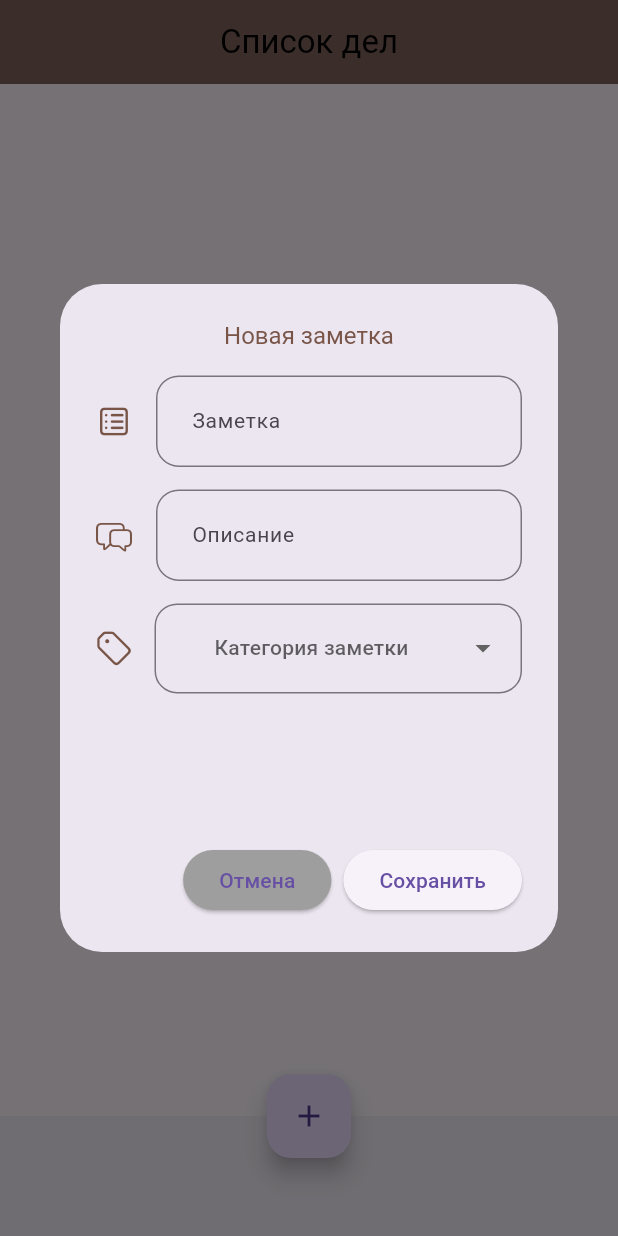
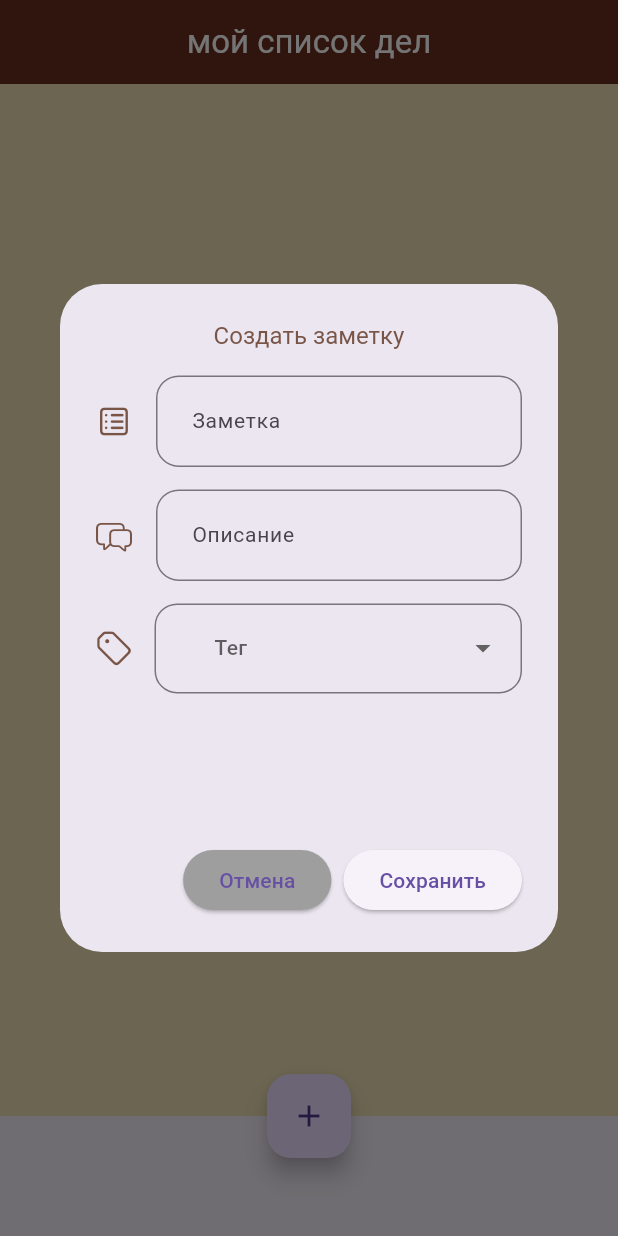
Before and after one commit to dareyos/rt, a Flutter app: the screen it shows after launch, after a tap on the "add" icon, on a phone screen of 412 x 824 dp. Run offline on Flutter 3.47's test engine with Material 3 defaults, Android fonts, the phone set to English and light mode, and no system bars; our stand-ins replace cloud_firestore, dropdown_button2, firebase_core; accounts and stored records are empty.

```diff
--- a/lib/main.dart
+++ b/lib/main.dart
@@ -2,7 +2,7 @@ import 'package:firebase_core/firebase_core.dart';
 import 'package:flutter/material.dart';
 import 'package:rt/firebase_options.dart';
 import 'views/home.dart';
-import 'package:flutter/services.dart';
+//import 'package:flutter/services.dart';
 
 
 Future main() async {
--- a/lib/views/home.dart
+++ b/lib/views/home.dart
@@ -16,10 +16,11 @@ class _HomeScreenState extends State<HomeScreen> {
   @override
   Widget build(BuildContext context) {
     return Scaffold(
+      backgroundColor: const Color.fromARGB(255, 235, 220, 178),
       appBar: AppBar(
-        backgroundColor: const Color.fromARGB(255, 128, 99, 89),
+        backgroundColor: const Color.fromARGB(255, 102, 46, 28),
         centerTitle: true,
-        title: const Text("Список дел", style: TextStyle(color: Colors.black),),
+        title: const Text("мой список дел", style: TextStyle(color: Colors.white),),
       ),
       extendBody: true,
       floatingActionButtonLocation: FloatingActionButtonLocation.centerDocked,
--- a/lib/views/tasks.dart
+++ b/lib/views/tasks.dart
@@ -30,9 +30,9 @@ class _TasksState extends State<Tasks> {
                 Map<String, dynamic> data = document.data()! as Map<String, dynamic>;
                 Color taskColor = AppColors.blueShadeColor;
                 var taskTag = data['taskTag'];
-                if (taskTag == 'Жизнь') {
+                if (taskTag == 'Дела по учебе/работе') {
                   taskColor = AppColors.salmonColor;
-                } else if (taskTag == 'Университет') {
+                } else if (taskTag == 'Дела по дому') {
                   taskColor = AppColors.greenShadeColor;
                 }
                 return Container(
@@ -68,7 +68,7 @@ class _TasksState extends State<Tasks> {
                           PopupMenuItem(
                             value: 'edit',
                             child: const Text(
-                              'Изменить',
+                              'Редактировать',
                               style: TextStyle(fontSize: 13.0),
                             ),
                             onTap: () {
--- a/lib/widgets/add_task_dialog.dart
+++ b/lib/widgets/add_task_dialog.dart
@@ -15,7 +15,7 @@ class AddTaskAlertDialog extends StatefulWidget {
 class _AddTaskAlertDialogState extends State<AddTaskAlertDialog> {
   final TextEditingController taskNameController = TextEditingController();
   final TextEditingController taskDescController = TextEditingController();
-  final List<String> taskTags = ['Жизнь', 'Университет', 'Другое'];
+  final List<String> taskTags = ['Дела по учебе/работе', 'Дела по дому', 'Другие дела'];
   late String selectedValue = '';
 
   @override
@@ -25,7 +25,7 @@ class _AddTaskAlertDialogState extends State<AddTaskAlertDialog> {
     return AlertDialog(
       scrollable: true,
       title: const Text(
-        'Новая заметка',
+        'Создать заметку',
         textAlign: TextAlign.center,
         style: TextStyle(fontSize: 16, color: Colors.brown),
       ),
@@ -86,7 +86,7 @@ class _AddTaskAlertDialogState extends State<AddTaskAlertDialog> {
                       ),
                       isExpanded: true,
                       hint: const Text(
-                        'Категория заметки',
+                        'Тег',
                         style: TextStyle(fontSize: 14),
                       ),
                       buttonHeight: 60,
```
Also changed, not shown: lib/widgets/delete_task_dialog.dart (+5 -5 lines), lib/widgets/update_task_dialog.dart (+4 -4 lines).
